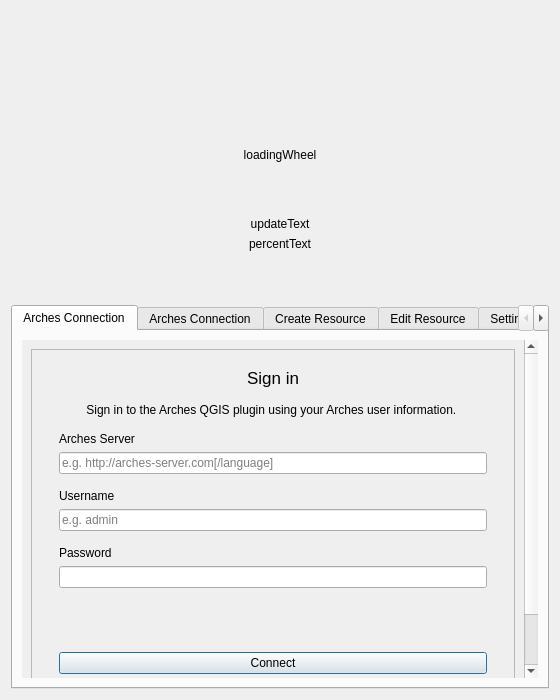
The window that arches_project/ui/arches_project_dialog_base.ui (archesproject/arches-qgis) describes before a commit, drawn with Qt 5.
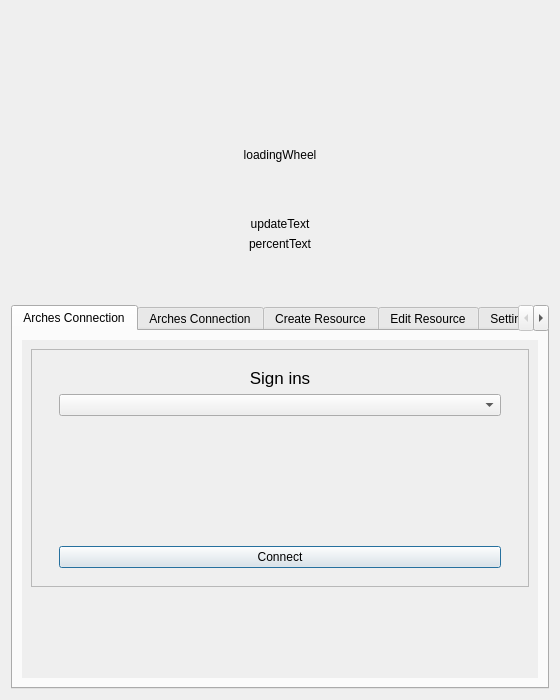
The same window after the commit. Icons and pictures are not drawn.

```diff
--- a/arches_project/ui/arches_project_dialog_base.ui
+++ b/arches_project/ui/arches_project_dialog_base.ui
@@ -26,6 +26,9 @@
   <layout class="QVBoxLayout" name="verticalLayout_15">
    <item>
     <widget class="QFrame" name="loadingWheelVerticalSpacerFrame">
+     <property name="styleSheet">
+      <string/>
+     </property>
      <property name="frameShape">
       <enum>QFrame::NoFrame</enum>
      </property>
@@ -41,6 +44,9 @@
       </property>
       <item>
        <spacer name="loadingWheelVerticalSpacer">
+        <property name="styleSheet">
+         <string/>
+        </property>
         <property name="orientation">
          <enum>Qt::Vertical</enum>
         </property>
@@ -57,6 +63,9 @@
    </item>
    <item>
     <widget class="QFrame" name="loadingWheelFrame">
+     <property name="styleSheet">
+      <string/>
+     </property>
      <property name="frameShape">
       <enum>QFrame::NoFrame</enum>
      </property>
@@ -75,6 +84,9 @@
         <property name="enabled">
          <bool>true</bool>
         </property>
+        <property name="styleSheet">
+         <string/>
+        </property>
         <property name="text">
          <string>loadingWheel</string>
         </property>
@@ -88,6 +100,9 @@
    </item>
    <item>
     <widget class="QFrame" name="updateTextFrame">
+     <property name="styleSheet">
+      <string/>
+     </property>
      <property name="frameShape">
       <enum>QFrame::NoFrame</enum>
      </property>
@@ -103,6 +118,9 @@
       </property>
       <item>
        <spacer name="updateTextSpacer2">
+        <property name="styleSheet">
+         <string/>
+        </property>
         <property name="orientation">
          <enum>Qt::Vertical</enum>
         </property>
@@ -116,6 +134,9 @@
       </item>
       <item>
        <widget class="QLabel" name="updateText">
+        <property name="styleSheet">
+         <string/>
+        </property>
         <property name="text">
          <string>updateText</string>
         </property>
@@ -126,6 +147,9 @@
       </item>
       <item>
        <widget class="QLabel" name="percentProgressText">
+        <property name="styleSheet">
+         <string/>
+        </property>
         <property name="text">
          <string>percentText</string>
         </property>
@@ -136,6 +160,9 @@
       </item>
       <item>
        <spacer name="updateTextSpacer1">
+        <property name="styleSheet">
+         <string/>
+        </property>
         <property name="orientation">
          <enum>Qt::Vertical</enum>
         </property>
@@ -160,6 +187,9 @@
        <bold>false</bold>
       </font>
      </property>
+     <property name="styleSheet">
+      <string/>
+     </property>
      <property name="currentIndex">
       <number>0</number>
      </property>
@@ -184,6 +214,9 @@
          <property name="enabled">
           <bool>true</bool>
          </property>
+         <property name="styleSheet">
+          <string/>
+         </property>
          <property name="frameShape">
           <enum>QFrame::NoFrame</enum>
          </property>
@@ -195,8 +228,8 @@
            <rect>
             <x>0</x>
             <y>0</y>
-            <width>506</width>
-            <height>435</height>
+            <width>490</width>
+            <height>398</height>
            </rect>
           </property>
           <layout class="QVBoxLayout" name="verticalLayout_3">
@@ -208,6 +241,9 @@
                <verstretch>0</verstretch>
               </sizepolicy>
              </property>
+             <property name="styleSheet">
+              <string/>
+             </property>
              <property name="frameShape">
               <enum>QFrame::StyledPanel</enum>
              </property>
@@ -223,6 +259,9 @@
               </property>
               <item>
                <widget class="QFrame" name="signInFrame">
+                <property name="styleSheet">
+                 <string/>
+                </property>
                 <property name="frameShape">
                  <enum>QFrame::NoFrame</enum>
                 </property>
@@ -238,19 +277,39 @@
                      <bold>false</bold>
                     </font>
                    </property>
+                   <property name="styleSheet">
+                    <string/>
+                   </property>
                    <property name="text">
-                    <string>Sign in</string>
+                    <string>Sign ins</string>
                    </property>
                    <property name="alignment">
                     <set>Qt::AlignCenter</set>
                    </property>
                   </widget>
                  </item>
+                 <item>
+                  <widget class="QComboBox" name="auth_config_combobox">
+                   <property name="styleSheet">
+                    <string notr="true"/>
+                   </property>
+                  </widget>
+                 </item>
                 </layout>
                </widget>
               </item>
+              <item>
+               <widget class="QWidget" name="auth_config_placeholder" native="true">
+                <property name="styleSheet">
+                 <string/>
+                </property>
+               </widget>
+              </item>
               <item>
                <widget class="QFrame" name="signInDescriptionFrame">
+                <property name="styleSheet">
+                 <string/>
+                </property>
                 <property name="frameShape">
                  <enum>QFrame::NoFrame</enum>
                 </property>
@@ -261,30 +320,14 @@
                  <property name="topMargin">
                   <number>0</number>
                  </property>
-                 <item>
-                  <widget class="QLabel" name="signInDescriptionLabel">
-                   <property name="font">
-                    <font>
-                     <pointsize>9</pointsize>
-                     <bold>false</bold>
-                    </font>
-                   </property>
-                   <property name="text">
-                    <string>Sign in to the Arches QGIS plugin using your Arches user information. </string>
-                   </property>
-                   <property name="alignment">
-                    <set>Qt::AlignCenter</set>
-                   </property>
-                   <property name="wordWrap">
-                    <bool>true</bool>
-                   </property>
-                  </widget>
-                 </item>
                 </layout>
                </widget>
               </item>
               <item>
                <widget class="QFrame" name="archesServerFrame">
+                <property name="styleSheet">
+                 <string/>
+                </property>
                 <property name="frameShape">
                  <enum>QFrame::NoFrame</enum>
                 </property>
@@ -295,25 +338,14 @@
                  <property name="topMargin">
                   <number>0</number>
                  </property>
-                 <item>
-                  <widget class="QLabel" name="archesServerLabel">
-                   <property name="text">
-                    <string>Arches Server</string>
-                   </property>
-                  </widget>
-                 </item>
-                 <item>
-                  <widget class="QLineEdit" name="archesServerInput">
-                   <property name="placeholderText">
-                    <string>e.g. http://arches-server.com[/language]</string>
-                   </property>
-                  </widget>
-                 </item>
                 </layout>
                </widget>
               </item>
               <item>
                <widget class="QFrame" name="usernameFrame">
+                <property name="styleSheet">
+                 <string/>
+                </property>
                 <property name="frameShape">
                  <enum>QFrame::NoFrame</enum>
                 </property>
@@ -324,25 +356,14 @@
                  <property name="topMargin">
                   <number>0</number>
                  </property>
-                 <item>
-                  <widget class="QLabel" name="usernameLabel">
-                   <property name="text">
-                    <string>Username</string>
-                   </property>
-                  </widget>
-                 </item>
-                 <item>
-                  <widget class="QLineEdit" name="usernameInput">
-                   <property name="placeholderText">
-                    <string>e.g. admin</string>
-                   </property>
-                  </widget>
-                 </item>
                 </layout>
                </widget>
               </item>
               <item>
                <widget class="QFrame" name="passwordInputFrame">
+                <property name="styleSheet">
+                 <string/>
+                </property>
                 <property name="frameShape">
                  <enum>QFrame::NoFrame</enum>
                 </property>
@@ -353,31 +374,14 @@
                  <property name="topMargin">
                   <number>0</number>
                  </property>
-                 <item>
-                  <widget class="QLabel" name="passwordLabel">
-                   <property name="text">
-                    <string>Password</string>
-                   </property>
-                  </widget>
-                 </item>
-                 <item>
-                  <widget class="QLineEdit" name="passwordInput">
-                   <property name="text">
-                    <string/>
-                   </property>
-                   <property name="echoMode">
-                    <enum>QLineEdit::Password</enum>
-                   </property>
-                   <property name="clearButtonEnabled">
-                    <bool>false</bool>
-                   </property>
-                  </widget>
-                 </item>
                 </layout>
                </widget>
               </item>
               <item>
                <widget class="QFrame" name="loginErrorMessageFrame">
+                <property name="styleSheet">
+                 <string/>
+                </property>
                 <property name="frameShape">
                  <enum>QFrame::NoFrame</enum>
                 </property>
@@ -396,6 +400,9 @@
                    <property name="enabled">
                     <bool>true</bool>
                    </property>
+                   <property name="styleSheet">
+                    <string/>
+                   </property>
                    <property name="text">
                     <string/>
                    </property>
@@ -409,6 +416,9 @@
               </item>
               <item>
                <widget class="QFrame" name="btnConnectFrame">
+                <property name="styleSheet">
+                 <string/>
+                </property>
                 <property name="frameShape">
                  <enum>QFrame::NoFrame</enum>
                 </property>
@@ -418,6 +428,9 @@
                 <layout class="QVBoxLayout" name="verticalLayout_40">
                  <item>
                   <spacer name="btnConnectSpacer">
+                   <property name="styleSheet">
+                    <string/>
+                   </property>
                    <property name="orientation">
                     <enum>Qt::Horizontal</enum>
                    </property>
@@ -431,6 +444,9 @@
                  </item>
                  <item>
                   <widget class="QPushButton" name="btnConnect">
+                   <property name="styleSheet">
+                    <string/>
+                   </property>
                    <property name="text">
                     <string>Connect</string>
                    </property>
@@ -444,6 +460,9 @@
            </item>
            <item>
             <spacer name="verticalSpacer_7">
+             <property name="styleSheet">
+              <string/>
+             </property>
              <property name="orientation">
               <enum>Qt::Vertical</enum>
              </property>
@@ -479,8 +498,8 @@
            <rect>
             <x>0</x>
             <y>0</y>
-            <width>520</width>
-            <height>386</height>
+            <width>490</width>
+            <height>454</height>
            </rect>
           </property>
           <layout class="QVBoxLayout" name="verticalLayout_28">
@@ -719,8 +738,8 @@
            <rect>
             <x>0</x>
             <y>0</y>
-            <width>504</width>
-            <height>495</height>
+            <width>488</width>
+            <height>612</height>
            </rect>
           </property>
           <layout class="QVBoxLayout" name="verticalLayout_11">
@@ -941,8 +960,8 @@
            <rect>
             <x>0</x>
             <y>0</y>
-            <width>518</width>
-            <height>384</height>
+            <width>488</width>
+            <height>421</height>
            </rect>
           </property>
           <layout class="QVBoxLayout" name="verticalLayout_13">
@@ -1112,7 +1131,7 @@
            <rect>
             <x>0</x>
             <y>0</y>
-            <width>518</width>
+            <width>488</width>
             <height>384</height>
            </rect>
           </property>
@@ -1232,7 +1251,7 @@
            <rect>
             <x>0</x>
             <y>0</y>
-            <width>518</width>
+            <width>488</width>
             <height>384</height>
            </rect>
           </property>
```
